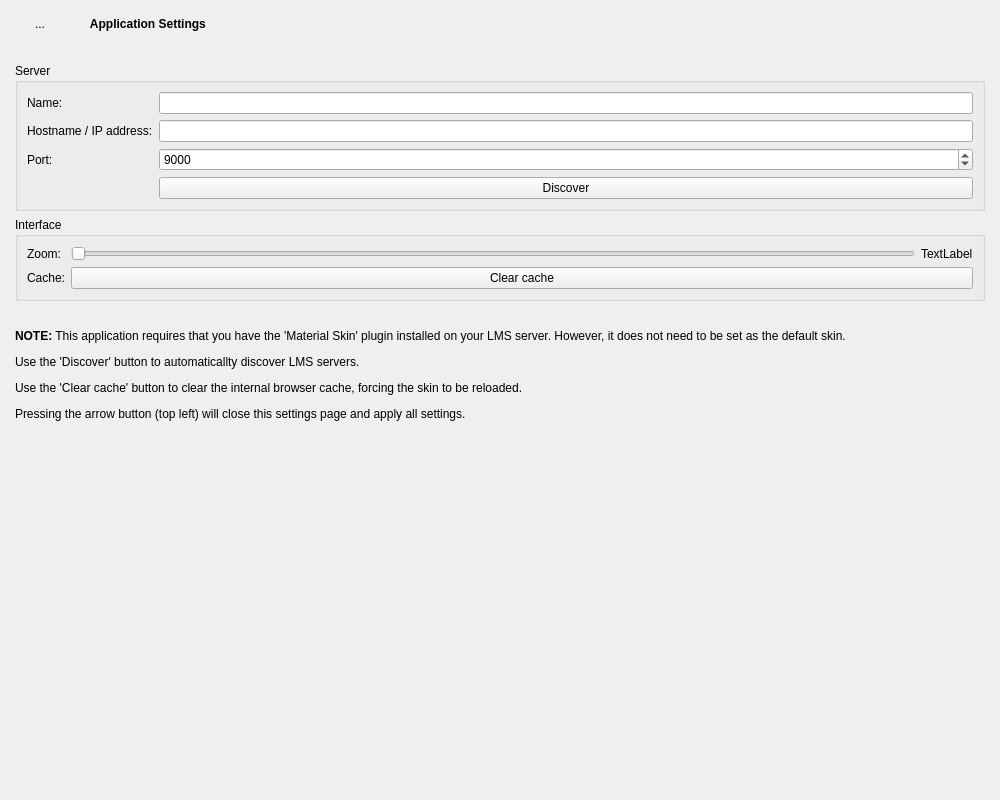
First picture: the form in src/settingswidget.ui, repository CDrummond/melodeon, before the edit.
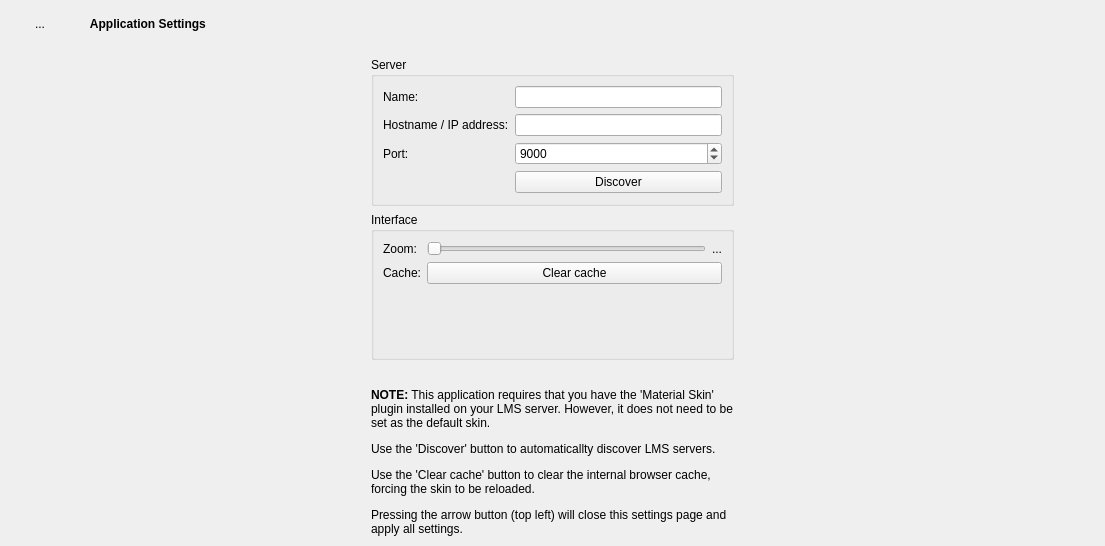
Second picture: the form after the edit.

Commit message: Place config in a scrollable area

```diff
--- a/src/settingswidget.ui
+++ b/src/settingswidget.ui
@@ -6,39 +6,138 @@
    <rect>
     <x>0</x>
     <y>0</y>
-    <width>1000</width>
-    <height>800</height>
+    <width>1105</width>
+    <height>546</height>
    </rect>
   </property>
   <property name="windowTitle">
    <string>Form</string>
   </property>
+  <layout class="QVBoxLayout" name="verticalLayout_3">
+   <property name="spacing">
+    <number>0</number>
+   </property>
+   <property name="leftMargin">
+    <number>0</number>
+   </property>
+   <property name="topMargin">
+    <number>0</number>
+   </property>
+   <property name="rightMargin">
+    <number>0</number>
+   </property>
+   <property name="bottomMargin">
+    <number>0</number>
+   </property>
+   <item>
+    <widget class="QWidget" name="toolbar" native="true">
+     <property name="sizePolicy">
+      <sizepolicy hsizetype="Preferred" vsizetype="Maximum">
+       <horstretch>0</horstretch>
+       <verstretch>0</verstretch>
+      </sizepolicy>
+     </property>
+     <property name="minimumSize">
+      <size>
+       <width>0</width>
+       <height>48</height>
+      </size>
+     </property>
+     <layout class="QHBoxLayout" name="horizontalLayout_2">
+      <property name="spacing">
+       <number>0</number>
+      </property>
+      <property name="leftMargin">
+       <number>0</number>
+      </property>
+      <property name="topMargin">
+       <number>0</number>
+      </property>
+      <property name="rightMargin">
+       <number>0</number>
+      </property>
+      <property name="bottomMargin">
+       <number>0</number>
+      </property>
+      <item>
+       <widget class="QPushButton" name="backButton">
+        <property name="sizePolicy">
+         <sizepolicy hsizetype="Maximum" vsizetype="Maximum">
+          <horstretch>0</horstretch>
+          <verstretch>0</verstretch>
+         </sizepolicy>
+        </property>
+        <property name="focusPolicy">
+         <enum>Qt::NoFocus</enum>
+        </property>
+        <property name="contextMenuPolicy">
+         <enum>Qt::NoContextMenu</enum>
+        </property>
+        <property name="autoFillBackground">
+         <bool>true</bool>
+        </property>
+        <property name="text">
+         <string>...</string>
+        </property>
+        <property name="flat">
+         <bool>true</bool>
+        </property>
+       </widget>
+      </item>
+      <item>
+       <widget class="QLabel" name="title">
+        <property name="minimumSize">
+         <size>
+          <width>0</width>
+          <height>0</height>
+         </size>
+        </property>
+        <property name="autoFillBackground">
+         <bool>true</bool>
+        </property>
+        <property name="text">
+         <string>&lt;B&gt;&amp;nbsp;&amp;nbsp;&amp;nbsp;Application Settings&lt;/B&gt;</string>
+        </property>
+       </widget>
+      </item>
+     </layout>
+    </widget>
+   </item>
+   <item>
+    <widget class="QScrollArea" name="scrollArea">
+     <property name="frameShape">
+      <enum>QFrame::NoFrame</enum>
+     </property>
+     <property name="widgetResizable">
+      <bool>true</bool>
+     </property>
+     <widget class="QWidget" name="scrollAreaWidgetContents">
+      <property name="geometry">
+       <rect>
+        <x>0</x>
+        <y>0</y>
+        <width>1084</width>
+        <height>628</height>
+       </rect>
+      </property>
   <layout class="QGridLayout" name="gridLayout">
-   <property name="leftMargin">
-    <number>0</number>
-   </property>
-   <property name="topMargin">
-    <number>0</number>
-   </property>
-   <property name="rightMargin">
-    <number>0</number>
-   </property>
-   <item row="1" column="1" rowspan="2">
-    <widget class="QWidget" name="widget_2" native="true">
-     <property name="sizePolicy">
-      <sizepolicy hsizetype="MinimumExpanding" vsizetype="MinimumExpanding">
-       <horstretch>0</horstretch>
-       <verstretch>0</verstretch>
-      </sizepolicy>
-     </property>
-     <property name="maximumSize">
+       <item row="0" column="0">
+        <spacer name="horizontalSpacer">
+         <property name="orientation">
+          <enum>Qt::Horizontal</enum>
+         </property>
+         <property name="sizeType">
+          <enum>QSizePolicy::Expanding</enum>
+         </property>
+         <property name="sizeHint" stdset="0">
       <size>
-       <width>1000</width>
-       <height>16777215</height>
-      </size>
-     </property>
-     <layout class="QVBoxLayout" name="verticalLayout">
-      <item>
+           <width>314</width>
+           <height>0</height>
+          </size>
+         </property>
+        </spacer>
+       </item>
+       <item row="0" column="1">
        <widget class="QGroupBox" name="serverGroupBox">
         <property name="sizePolicy">
          <sizepolicy hsizetype="MinimumExpanding" vsizetype="Preferred">
@@ -46,6 +145,12 @@
           <verstretch>0</verstretch>
          </sizepolicy>
         </property>
+         <property name="maximumSize">
+          <size>
+           <width>1000</width>
+           <height>16777215</height>
+          </size>
+         </property>
         <property name="title">
          <string>Server</string>
         </property>
@@ -100,7 +205,23 @@
         </layout>
        </widget>
       </item>
-      <item>
+       <item row="0" column="2">
+        <spacer name="horizontalSpacer_2">
+         <property name="orientation">
+          <enum>Qt::Horizontal</enum>
+         </property>
+         <property name="sizeType">
+          <enum>QSizePolicy::Expanding</enum>
+         </property>
+         <property name="sizeHint" stdset="0">
+          <size>
+           <width>313</width>
+           <height>0</height>
+          </size>
+         </property>
+        </spacer>
+       </item>
+       <item row="1" column="1">
        <widget class="QGroupBox" name="interfaceGroupBox">
         <property name="sizePolicy">
          <sizepolicy hsizetype="MinimumExpanding" vsizetype="Preferred">
@@ -108,6 +229,12 @@
           <verstretch>0</verstretch>
          </sizepolicy>
         </property>
+         <property name="maximumSize">
+          <size>
+           <width>1000</width>
+           <height>16777215</height>
+          </size>
+         </property>
         <property name="title">
          <string>Interface</string>
         </property>
@@ -154,7 +281,7 @@
            <item>
             <widget class="QLabel" name="zoomPc">
              <property name="text">
-              <string>TextLabel</string>
+               <string>...</string>
              </property>
             </widget>
            </item>
@@ -163,7 +290,7 @@
         </layout>
        </widget>
       </item>
-      <item>
+       <item row="2" column="1">
        <spacer name="verticalSpacer_6">
         <property name="orientation">
          <enum>Qt::Vertical</enum>
@@ -179,8 +306,20 @@
         </property>
        </spacer>
       </item>
-      <item>
+       <item row="3" column="1">
        <widget class="QLabel" name="label_9">
+         <property name="sizePolicy">
+          <sizepolicy hsizetype="MinimumExpanding" vsizetype="Preferred">
+           <horstretch>0</horstretch>
+           <verstretch>0</verstretch>
+          </sizepolicy>
+         </property>
+         <property name="maximumSize">
+          <size>
+           <width>1000</width>
+           <height>16777215</height>
+          </size>
+         </property>
         <property name="text">
          <string>&lt;html&gt;&lt;head/&gt;&lt;body&gt;&lt;p&gt;&lt;span style=&quot; font-weight:600;&quot;&gt;NOTE:&lt;/span&gt; This application requires that you have the 'Material Skin' plugin installed on your LMS server. However, it does not need to be set as the default skin.&lt;/p&gt;&lt;p&gt;Use the 'Discover' button to automaticallty discover LMS servers.&lt;/p&gt;&lt;p&gt;Use the 'Clear cache' button to clear the internal browser cache, forcing the skin to be reloaded.&lt;/p&gt;&lt;p&gt;Pressing the arrow button (top left) will close this settings page and apply all settings.&lt;/p&gt;&lt;/body&gt;&lt;/html&gt;</string>
         </property>
@@ -192,97 +331,8 @@
         </property>
        </widget>
       </item>
-      <item>
-       <spacer name="verticalSpacer_5">
-        <property name="orientation">
-         <enum>Qt::Vertical</enum>
-        </property>
-        <property name="sizeType">
-         <enum>QSizePolicy::MinimumExpanding</enum>
-        </property>
-        <property name="sizeHint" stdset="0">
-         <size>
-          <width>20</width>
-          <height>22</height>
-         </size>
-        </property>
-       </spacer>
-      </item>
-     </layout>
-    </widget>
-   </item>
-   <item row="0" column="0" colspan="3">
-    <widget class="QWidget" name="toolbar" native="true">
-     <property name="sizePolicy">
-      <sizepolicy hsizetype="Preferred" vsizetype="Maximum">
-       <horstretch>0</horstretch>
-       <verstretch>0</verstretch>
-      </sizepolicy>
-     </property>
-     <property name="minimumSize">
-      <size>
-       <width>0</width>
-       <height>48</height>
-      </size>
-     </property>
-     <layout class="QHBoxLayout" name="horizontalLayout_2">
-      <property name="spacing">
-       <number>0</number>
-      </property>
-      <property name="leftMargin">
-       <number>0</number>
-      </property>
-      <property name="topMargin">
-       <number>0</number>
-      </property>
-      <property name="rightMargin">
-       <number>0</number>
-      </property>
-      <property name="bottomMargin">
-       <number>0</number>
-      </property>
-      <item>
-       <widget class="QPushButton" name="backButton">
-        <property name="sizePolicy">
-         <sizepolicy hsizetype="Maximum" vsizetype="Maximum">
-          <horstretch>0</horstretch>
-          <verstretch>0</verstretch>
-         </sizepolicy>
-        </property>
-        <property name="focusPolicy">
-         <enum>Qt::NoFocus</enum>
-        </property>
-        <property name="contextMenuPolicy">
-         <enum>Qt::NoContextMenu</enum>
-        </property>
-        <property name="autoFillBackground">
-         <bool>true</bool>
-        </property>
-        <property name="text">
-         <string>...</string>
-        </property>
-        <property name="flat">
-         <bool>true</bool>
-        </property>
-       </widget>
-      </item>
-      <item>
-       <widget class="QLabel" name="title">
-        <property name="minimumSize">
-         <size>
-          <width>0</width>
-          <height>0</height>
-         </size>
-        </property>
-        <property name="autoFillBackground">
-         <bool>true</bool>
-        </property>
-        <property name="text">
-         <string>&lt;B&gt;&amp;nbsp;&amp;nbsp;&amp;nbsp;Application Settings&lt;/B&gt;</string>
-        </property>
-       </widget>
-      </item>
-     </layout>
+      </layout>
+     </widget>
     </widget>
    </item>
   </layout>
```
Left out of the diff: 28 changed lines with no effect on the pictures. Lines whose indentation alone changed are shown as unchanged. The commit also changes 1 other file.
